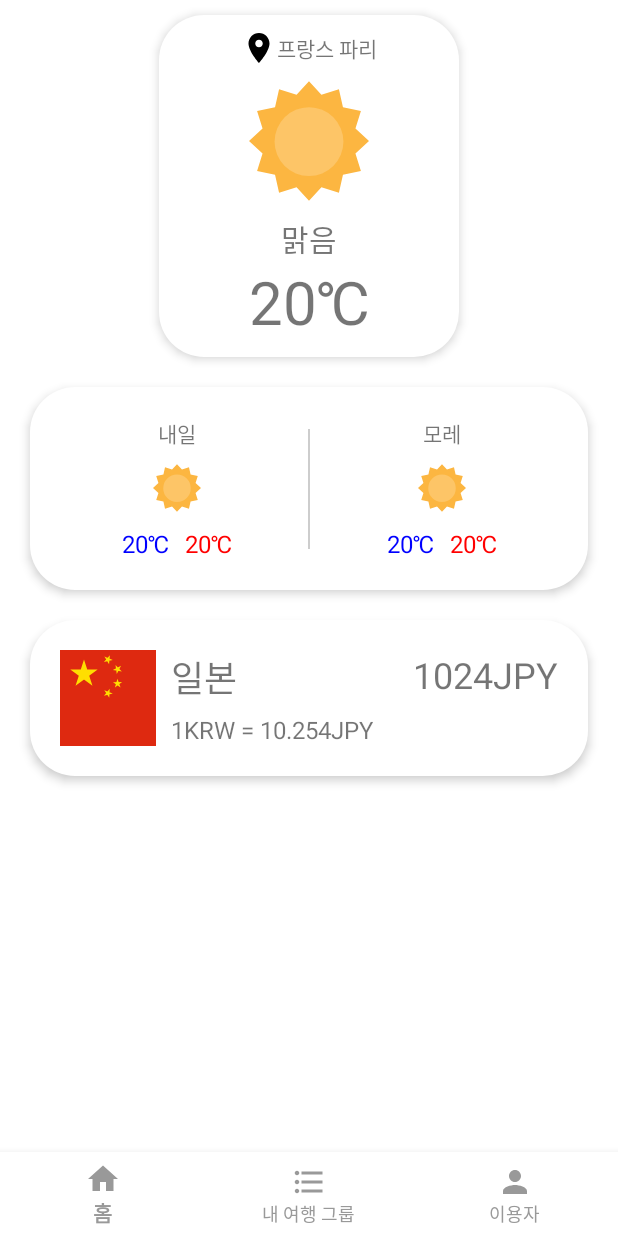
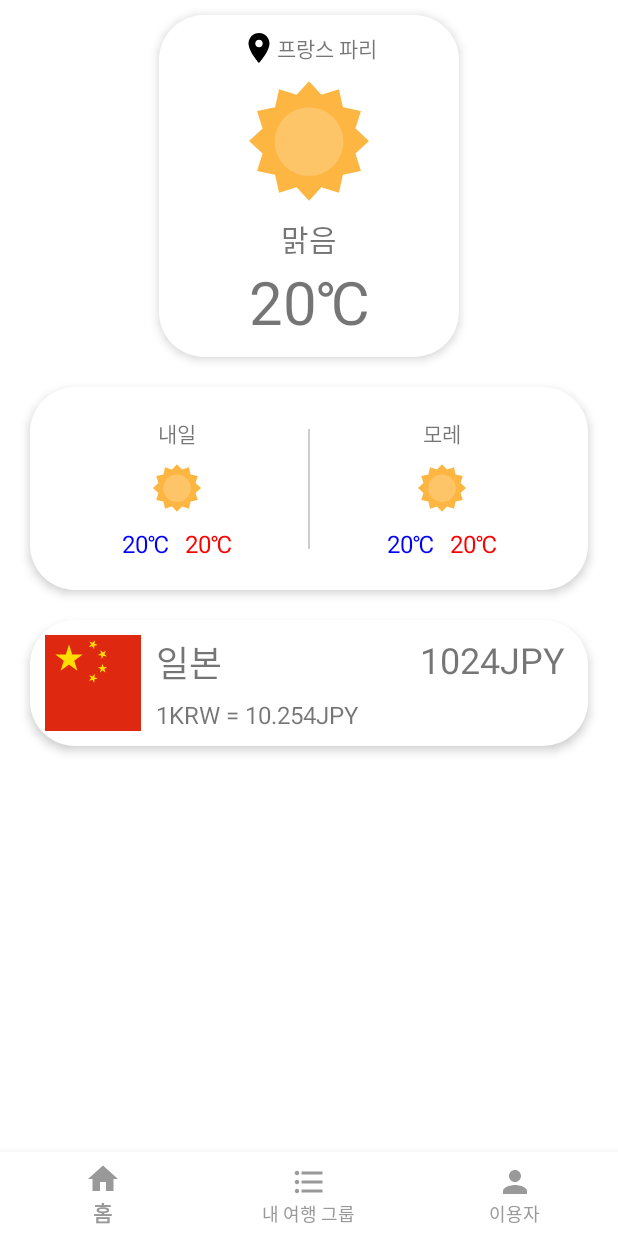
Before and after one commit to LeeSunR/TravelPlanner, an Android app: the screen it shows after launch (MainActivity), on a phone screen of 412 x 824 dp. Run offline under Robolectric (Android 15) with nearby library versions, the phone set to English and light mode, and no system bars; pictures from the network do not load.

```diff
--- a/app/src/main/res/layout/fragment_home.xml
+++ b/app/src/main/res/layout/fragment_home.xml
@@ -177,7 +177,7 @@
 
     <androidx.constraintlayout.widget.ConstraintLayout
         android:id="@+id/exchange_button"
-        android:padding="20dp"
+        android:padding="10dp"
         android:overScrollMode="never"
         android:layout_marginVertical="10dp"
         android:layout_marginHorizontal="20dp"
@@ -220,7 +220,7 @@
 
         <TextView
             android:id="@+id/exchange_country_cost"
-            android:layout_marginLeft="10dp"
+            android:layout_marginRight="5dp"
             android:text="1024JPY"
             android:textSize="24dp"
             app:layout_constraintRight_toRightOf="parent"
```
Also changed, not shown: app/src/main/java/com/leesunr/travelplanner/home.kt (+4 -7 lines).
